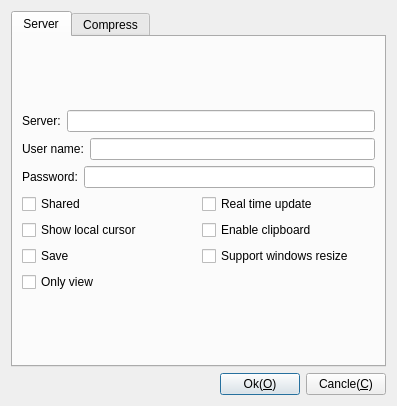
Above: Viewer/Plugins/TigerVnc/DlgSettingsTigerVnc.ui from KangLin/RabbitRemoteControl before the change. Below: the same form after it.
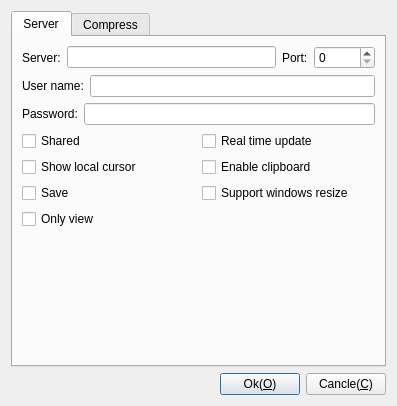
That is the form after the change.

Commit message: TigerVnc: Modify settings

What changed in the file:
```diff
--- a/Viewer/Plugins/TigerVnc/DlgSettingsTigerVnc.ui
+++ b/Viewer/Plugins/TigerVnc/DlgSettingsTigerVnc.ui
@@ -24,7 +24,7 @@
        <string>Server</string>
       </attribute>
       <layout class="QGridLayout" name="gridLayout_5">
-       <item row="1" column="0">
+       <item row="0" column="0" colspan="2">
         <layout class="QHBoxLayout" name="horizontalLayout_3">
          <item>
           <widget class="QLabel" name="label">
@@ -40,9 +40,37 @@
            </property>
           </widget>
          </item>
+         <item>
+          <widget class="QLabel" name="label_6">
+           <property name="text">
+            <string>Port:</string>
+           </property>
+          </widget>
+         </item>
+         <item>
+          <widget class="QSpinBox" name="spPort">
+           <property name="maximum">
+            <number>65536</number>
+           </property>
+          </widget>
+         </item>
         </layout>
        </item>
-       <item row="3" column="0">
+       <item row="1" column="0" colspan="2">
+        <layout class="QHBoxLayout" name="horizontalLayout">
+         <item>
+          <widget class="QLabel" name="label_2">
+           <property name="text">
+            <string>User name:</string>
+           </property>
+          </widget>
+         </item>
+         <item>
+          <widget class="QLineEdit" name="leName"/>
+         </item>
+        </layout>
+       </item>
+       <item row="2" column="0" colspan="2">
         <layout class="QHBoxLayout" name="horizontalLayout_2">
          <item>
           <widget class="QLabel" name="label_3">
@@ -66,52 +94,7 @@
          </item>
         </layout>
        </item>
-       <item row="2" column="0">
-        <layout class="QHBoxLayout" name="horizontalLayout">
-         <item>
-          <widget class="QLabel" name="label_2">
-           <property name="text">
-            <string>User name:</string>
-           </property>
-          </widget>
-         </item>
-         <item>
-          <widget class="QLineEdit" name="leName"/>
-         </item>
-        </layout>
-       </item>
-       <item row="6" column="0">
-        <layout class="QGridLayout" name="gridLayout">
-         <item row="0" column="0">
-          <widget class="QCheckBox" name="cbSave">
-           <property name="text">
-            <string>Save</string>
-           </property>
-          </widget>
-         </item>
-         <item row="0" column="1">
-          <widget class="QCheckBox" name="cbResizeWindows">
-           <property name="text">
-            <string>Support windows resize</string>
-           </property>
-          </widget>
-         </item>
-        </layout>
-       </item>
-       <item row="0" column="0">
-        <spacer name="verticalSpacer">
-         <property name="orientation">
-          <enum>Qt::Vertical</enum>
-         </property>
-         <property name="sizeHint" stdset="0">
-          <size>
-           <width>20</width>
-           <height>40</height>
-          </size>
-         </property>
-        </spacer>
-       </item>
-       <item row="4" column="0">
+       <item row="3" column="0" colspan="2">
         <layout class="QHBoxLayout" name="horizontalLayout_7">
          <item>
           <widget class="QCheckBox" name="cbShared">
@@ -129,7 +112,7 @@
          </item>
         </layout>
        </item>
-       <item row="5" column="0">
+       <item row="4" column="0" colspan="2">
         <layout class="QHBoxLayout" name="horizontalLayout_8">
          <item>
           <widget class="QCheckBox" name="cbLocalCursor">
@@ -147,26 +130,44 @@
          </item>
         </layout>
        </item>
-       <item row="8" column="0">
-        <spacer name="verticalSpacer_2">
-         <property name="orientation">
-          <enum>Qt::Vertical</enum>
-         </property>
-         <property name="sizeHint" stdset="0">
-          <size>
-           <width>20</width>
-           <height>40</height>
-          </size>
-         </property>
-        </spacer>
+       <item row="5" column="0" colspan="2">
+        <layout class="QGridLayout" name="gridLayout">
+         <item row="0" column="0">
+          <widget class="QCheckBox" name="cbSave">
+           <property name="text">
+            <string>Save</string>
+           </property>
+          </widget>
+         </item>
+         <item row="0" column="1">
+          <widget class="QCheckBox" name="cbResizeWindows">
+           <property name="text">
+            <string>Support windows resize</string>
+           </property>
+          </widget>
+         </item>
+        </layout>
        </item>
-       <item row="7" column="0">
+       <item row="6" column="0">
         <widget class="QCheckBox" name="cbOnlyView">
          <property name="text">
           <string>Only view</string>
          </property>
         </widget>
        </item>
+       <item row="7" column="1">
+        <spacer name="verticalSpacer_2">
+         <property name="orientation">
+          <enum>Qt::Vertical</enum>
+         </property>
+         <property name="sizeHint" stdset="0">
+          <size>
+           <width>20</width>
+           <height>40</height>
+          </size>
+         </property>
+        </spacer>
+       </item>
       </layout>
      </widget>
      <widget class="QWidget" name="Compress">
```
The commit also changes 6 other files.
